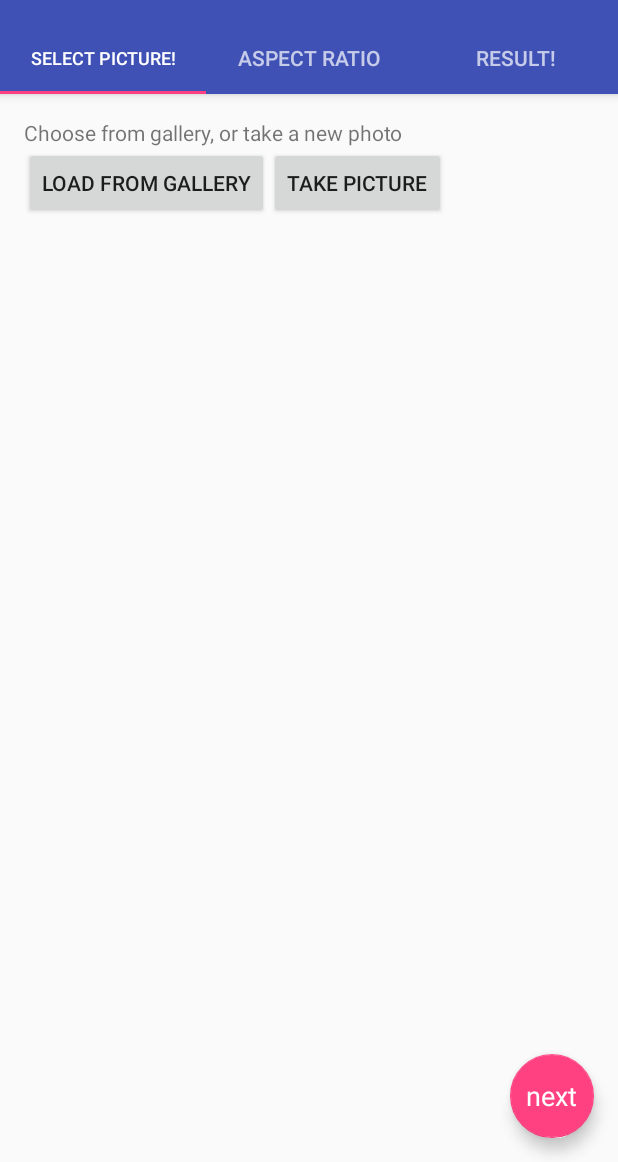
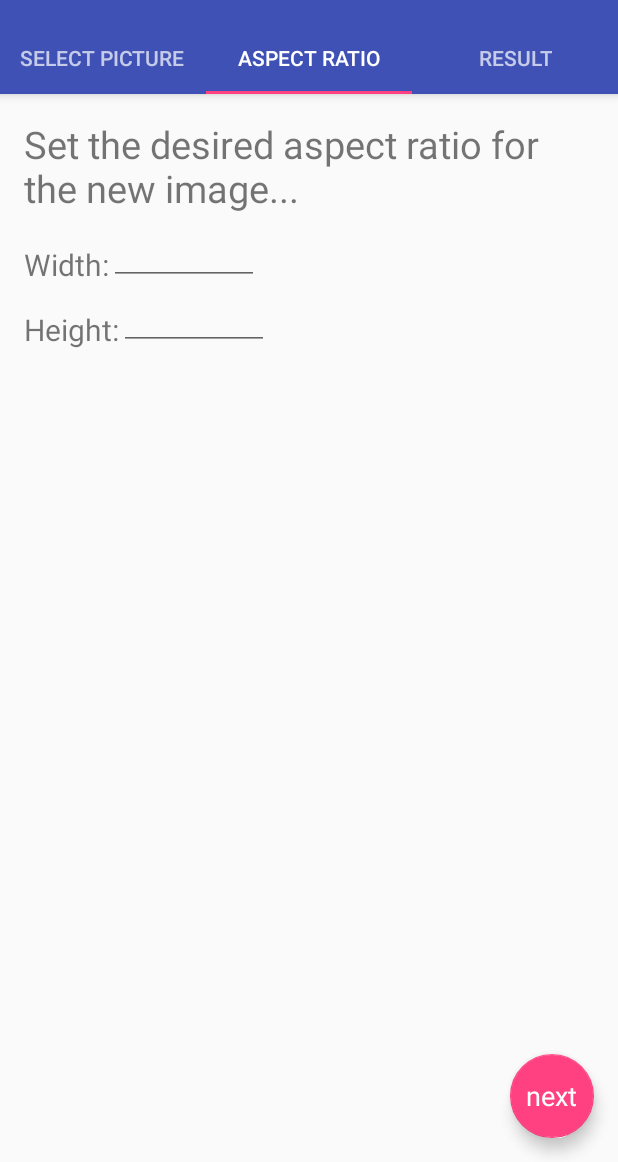
Before and after one commit to otownsend92/SnapCrop, an Android app: the screen it shows after launch (MainActivity), in the options menu, after a tap on "Settings", on a phone screen of 412 x 824 dp, the part 74-1236 px from its top. Run offline under Robolectric (Android 15) with nearby library versions, the phone set to English and light mode, and no system bars.

Commit message:
ogt - aspect ratio screen

```diff
--- /dev/null
+++ b/app/src/main/java/com/cs291a/snapcrop/AspectRatioFragment.java
@@ -0,0 +1,33 @@
+package com.cs291a.snapcrop;
+
+import android.os.Bundle;
+import android.support.v4.app.Fragment;
+import android.view.LayoutInflater;
+import android.view.View;
+import android.view.ViewGroup;
+
+/**
+ * Created by olivertownsend on 11/9/16.
+ */
+public class AspectRatioFragment extends Fragment {
+    public AspectRatioFragment() {
+    }
+
+    /**
+     * Returns a new instance of this fragment for the given section
+     * number.
+     */
+    public static AspectRatioFragment newInstance() {
+        AspectRatioFragment fragment = new AspectRatioFragment();
+        return fragment;
+    }
+
+    @Override
+    public View onCreateView(LayoutInflater inflater, ViewGroup container, Bundle savedInstanceState) {
+        View rootView = inflater.inflate(R.layout.fragment_aspect_ratio, container, false);
+
+
+
+        return rootView;
+    }
+}
--- a/app/src/main/java/com/cs291a/snapcrop/MainActivity.java
+++ b/app/src/main/java/com/cs291a/snapcrop/MainActivity.java
@@ -2,9 +2,7 @@ package com.cs291a.snapcrop;
 
 import android.os.Bundle;
 import android.support.design.widget.FloatingActionButton;
-import android.support.design.widget.Snackbar;
 import android.support.design.widget.TabLayout;
-import android.support.v4.app.FragmentPagerAdapter;
 import android.support.v4.view.ViewPager;
 import android.support.v7.app.AppCompatActivity;
 import android.support.v7.widget.Toolbar;
@@ -14,14 +12,6 @@ import android.view.View;
 
 public class MainActivity extends AppCompatActivity {
 
-    /**
-     * The {@link android.support.v4.view.PagerAdapter} that will provide
-     * fragments for each of the sections. We use a
-     * {@link FragmentPagerAdapter} derivative, which will keep every
-     * loaded fragment in memory. If this becomes too memory intensive, it
-     * may be best to switch to a
-     * {@link android.support.v4.app.FragmentStatePagerAdapter}.
-     */
     private SectionsPagerAdapter mSectionsPagerAdapter;
     private final String TAG = "MainActivity";
 
@@ -52,8 +42,8 @@ public class MainActivity extends AppCompatActivity {
         fab.setOnClickListener(new View.OnClickListener() {
             @Override
             public void onClick(View view) {
-                Snackbar.make(view, "Replace with your own action", Snackbar.LENGTH_LONG)
-                        .setAction("Action", null).show();
+                int tab = mViewPager.getCurrentItem();
+                if (tab < 2) mViewPager.setCurrentItem(tab+1);
             }
         });
 
--- a/app/src/main/java/com/cs291a/snapcrop/PlaceholderFragment.java
+++ b/app/src/main/java/com/cs291a/snapcrop/PlaceholderFragment.java
@@ -5,7 +5,6 @@ import android.support.v4.app.Fragment;
 import android.view.LayoutInflater;
 import android.view.View;
 import android.view.ViewGroup;
-import android.widget.TextView;
 
 /**
  * A placeholder fragment containing a simple view.
@@ -36,8 +35,6 @@ public class PlaceholderFragment extends Fragment {
     public View onCreateView(LayoutInflater inflater, ViewGroup container,
                              Bundle savedInstanceState) {
         View rootView = inflater.inflate(R.layout.fragment_main, container, false);
-        TextView textView = (TextView) rootView.findViewById(R.id.section_label);
-        textView.setText(getString(R.string.section_format, getArguments().getInt(ARG_SECTION_NUMBER)));
         return rootView;
     }
 }
--- a/app/src/main/java/com/cs291a/snapcrop/SectionsPagerAdapter.java
+++ b/app/src/main/java/com/cs291a/snapcrop/SectionsPagerAdapter.java
@@ -17,8 +17,10 @@ public class SectionsPagerAdapter extends FragmentPagerAdapter {
     @Override
     public Fragment getItem(int position) {
         // getItem is called to instantiate the fragment for the given page.
-        // Return a PlaceholderFragment (defined as a static inner class below).
+
         if (position == 0) return PictureSelectFragment.newInstance();
+        else if (position == 1) return AspectRatioFragment.newInstance();
+
         else return PlaceholderFragment.newInstance(position + 1);
     }
 
@@ -32,11 +34,11 @@ public class SectionsPagerAdapter extends FragmentPagerAdapter {
     public CharSequence getPageTitle(int position) {
         switch (position) {
             case 0:
-                return "Select picture!";
+                return "Select Picture";
             case 1:
                 return "Aspect Ratio";
             case 2:
-                return "Result!";
+                return "Result";
         }
         return null;
     }
--- /dev/null
+++ b/app/src/main/res/layout/fragment_aspect_ratio.xml
@@ -0,0 +1,90 @@
+<RelativeLayout xmlns:android="http://schemas.android.com/apk/res/android"
+    xmlns:tools="http://schemas.android.com/tools"
+    android:layout_width="match_parent"
+    android:layout_height="match_parent"
+    android:paddingBottom="@dimen/activity_vertical_margin"
+    android:paddingLeft="@dimen/activity_horizontal_margin"
+    android:paddingRight="@dimen/activity_horizontal_margin"
+    android:paddingTop="@dimen/activity_vertical_margin"
+    tools:context="com.cs291a.snapcrop.AspectRatioFragment">
+
+    <TextView
+        android:id="@+id/section_label_2"
+        android:layout_width="wrap_content"
+        android:layout_height="wrap_content"
+        android:text="@string/section_2_instructions"
+        android:textSize="@dimen/section_instructions"/>
+
+    <LinearLayout
+        android:id="@+id/width_layout"
+        android:layout_width="match_parent"
+        android:layout_height="wrap_content"
+        android:orientation="horizontal"
+        android:layout_below="@+id/section_label_2">
+
+        <TextView
+            android:id="@+id/aspect_width_text"
+            android:layout_width="wrap_content"
+            android:layout_height="wrap_content"
+            android:text="@string/width"
+            android:textSize="20dp"
+            android:paddingTop="20dp"/>
+
+        <EditText
+            android:layout_width="100dp"
+            android:layout_height="match_parent"
+            android:inputType="number" />
+    </LinearLayout>
+
+    <LinearLayout
+        android:id="@+id/height_layout"
+        android:layout_width="match_parent"
+        android:layout_height="wrap_content"
+        android:orientation="horizontal"
+        android:layout_below="@+id/width_layout">
+
+        <TextView
+            android:id="@+id/aspect_height_text"
+            android:layout_width="wrap_content"
+            android:layout_height="wrap_content"
+            android:text="@string/height"
+            android:textSize="20dp"
+            android:paddingTop="@dimen/fab_margin"/>
+
+        <EditText
+            android:layout_width="100dp"
+            android:layout_height="match_parent"
+            android:inputType="number" />
+    </LinearLayout>
+
+
+
+    <!--<TextView-->
+        <!--android:id="@+id/aspect_height_text"-->
+        <!--android:layout_width="wrap_content"-->
+        <!--android:layout_height="wrap_content"-->
+        <!--android:text="@string/height"-->
+        <!--android:paddingTop="@dimen/fab_margin"-->
+        <!--android:layout_below="@+id/aspect_width_text"/>-->
+
+    <!--<EditText-->
+        <!--android:layout_width="100dp"-->
+        <!--android:layout_height="100dp"-->
+        <!--android:layout_below="@+id/aspect_width_text"-->
+        <!--android:layout_toRightOf="@+id/aspect_height_text"/>-->
+
+
+
+
+    <!--<Button-->
+        <!--android:id="@+id/load_from_gallery_button"-->
+        <!--android:layout_width="wrap_content"-->
+        <!--android:layout_height="wrap_content"-->
+        <!--android:text="@string/load_from_gallery_button_text"-->
+        <!--android:layout_below="@id/section_label"/>-->
+
+
+
+
+
+</RelativeLayout>
--- a/app/src/main/res/layout/fragment_main.xml
+++ b/app/src/main/res/layout/fragment_main.xml
@@ -9,8 +9,10 @@
     tools:context="com.cs291a.snapcrop.PlaceholderFragment">
 
     <TextView
-        android:id="@+id/section_label"
+        android:id="@+id/section_label_2"
         android:layout_width="wrap_content"
-        android:layout_height="wrap_content" />
+        android:layout_height="wrap_content"
+        android:text="@string/section_3_instructions"
+        android:textSize="@dimen/section_instructions"/>
 
 </RelativeLayout>
--- a/app/src/main/res/layout/fragment_select_picture.xml
+++ b/app/src/main/res/layout/fragment_select_picture.xml
@@ -11,20 +11,23 @@
     <TextView
         android:id="@+id/section_label"
         android:layout_width="wrap_content"
-        android:layout_height="wrap_content" />
+        android:layout_height="wrap_content"
+        android:paddingBottom="20dp"
+        android:text="@string/section_1_instructions"
+        android:textSize="@dimen/section_instructions"/>
 
     <Button
         android:id="@+id/load_from_gallery_button"
         android:layout_width="wrap_content"
         android:layout_height="wrap_content"
-        android:text="Load from Gallery"
+        android:text="@string/load_from_gallery_button_text"
         android:layout_below="@id/section_label"/>
 
     <Button
         android:id="@+id/take_picture_button"
         android:layout_width="wrap_content"
         android:layout_height="wrap_content"
-        android:text="Take Picture"
+        android:text="@string/take_picture_button_text"
         android:layout_below="@id/section_label"
         android:layout_toRightOf="@+id/load_from_gallery_button"/>
 
--- a/app/src/main/res/values/dimens.xml
+++ b/app/src/main/res/values/dimens.xml
@@ -4,4 +4,6 @@
     <dimen name="activity_vertical_margin">16dp</dimen>
     <dimen name="fab_margin">16dp</dimen>
     <dimen name="appbar_padding_top">8dp</dimen>
+
+    <dimen name="section_instructions">25dp</dimen>
 </resources>
--- a/app/src/main/res/values/strings.xml
+++ b/app/src/main/res/values/strings.xml
@@ -1,5 +1,18 @@
 <resources>
     <string name="app_name">SnapCrop</string>
     <string name="action_settings">Settings</string>
-    <string name="section_format">Hello World from section: %1$d</string>
+
+    <!-- Section 1 fragment -->
+    <string name="section_1_instructions">Choose from Gallery, or take a new photo...</string>
+    <string name="load_from_gallery_button_text">Load from Gallery</string>
+    <string name="take_picture_button_text">Take Picture</string>
+
+    <!-- Section 2 fragment -->
+    <string name="section_2_instructions">Set the desired aspect ratio for the new image...</string>
+    <string name="width">Width: </string>
+    <string name="height">Height: </string>
+
+    <!-- Section 3 fragment -->
+    <string name="section_3_instructions">Your new picture!</string>
+
 </resources>
```
Also changed, not shown: app/src/main/java/com/cs291a/snapcrop/PictureSelectFragment.java (+25 -20 lines).
